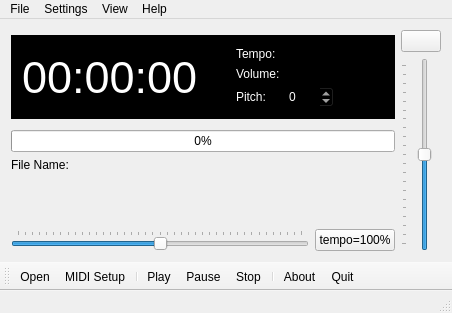
This is guiplayer.ui in pedrolcl/dmidiplayer as Qt 5 draws it before an edit. The edited form follows.
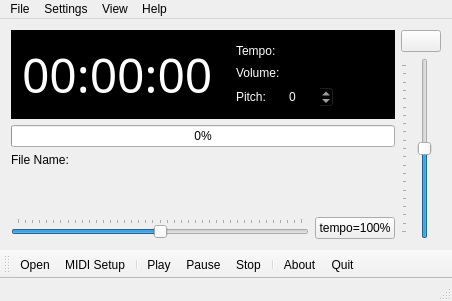
This is the edited form. Icons and pictures are not drawn.

Commit message: minimal layout tweaks

```diff
--- a/guiplayer.ui
+++ b/guiplayer.ui
@@ -6,8 +6,8 @@
    <rect>
     <x>0</x>
     <y>0</y>
-    <width>450</width>
-    <height>313</height>
+    <width>438</width>
+    <height>301</height>
    </rect>
   </property>
   <property name="windowTitle">
@@ -220,7 +220,9 @@
          </property>
          <property name="font">
           <font>
-           <pointsize>34</pointsize>
+           <family>Sans Serif</family>
+           <pointsize>36</pointsize>
+           <kerning>true</kerning>
           </font>
          </property>
          <property name="text">
```
Left out of the diff: 4 changed lines with no effect on the pictures. The commit also changes 1 other file.
